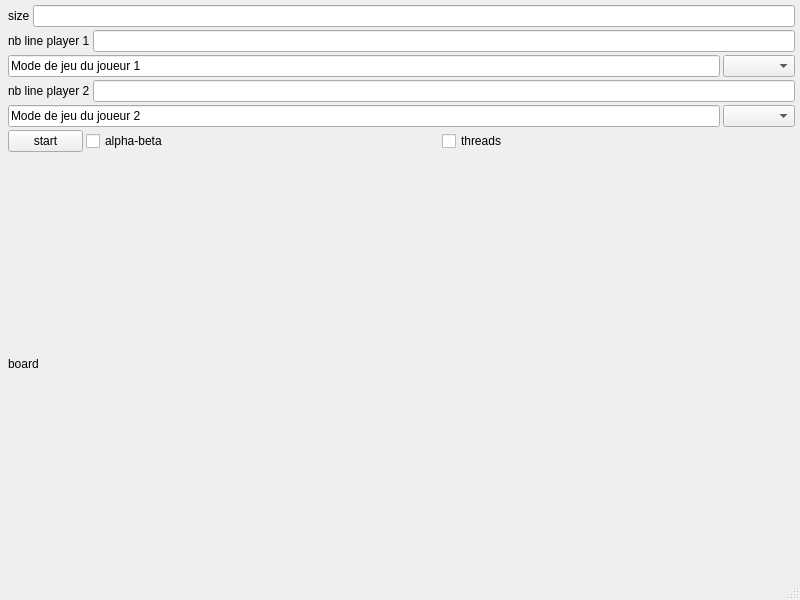
Above: qt/checkers/mainwindow2.ui from romaincarlsen/EtudesPratiques before the change. Below: the same form after it.
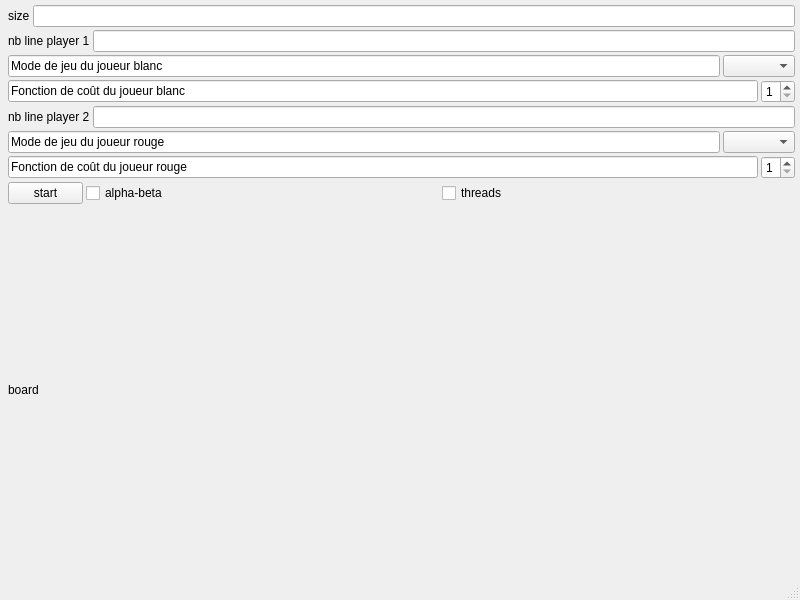
That is the form after the change.

```diff
--- a/qt/checkers/mainwindow2.ui
+++ b/qt/checkers/mainwindow2.ui
@@ -177,7 +177,7 @@
            </size>
           </property>
           <property name="text">
-           <string>Mode de jeu du joueur 1</string>
+           <string>Mode de jeu du joueur blanc</string>
           </property>
           <property name="readOnly">
            <bool>true</bool>
@@ -189,6 +189,36 @@
         </item>
        </layout>
       </item>
+      <item>
+       <layout class="QHBoxLayout" name="horizontalLayout_10">
+        <item>
+         <widget class="QLineEdit" name="lineEdit_4">
+          <property name="text">
+           <string>Fonction de coût du joueur blanc</string>
+          </property>
+          <property name="readOnly">
+           <bool>true</bool>
+          </property>
+         </widget>
+        </item>
+        <item>
+         <widget class="QSpinBox" name="fctcout1">
+          <property name="sizePolicy">
+           <sizepolicy hsizetype="Minimum" vsizetype="Maximum">
+            <horstretch>0</horstretch>
+            <verstretch>0</verstretch>
+           </sizepolicy>
+          </property>
+          <property name="minimum">
+           <number>1</number>
+          </property>
+          <property name="maximum">
+           <number>2</number>
+          </property>
+         </widget>
+        </item>
+       </layout>
+      </item>
       <item>
        <layout class="QHBoxLayout" name="horizontalLayout_2">
         <item>
@@ -214,7 +244,7 @@
            </size>
           </property>
           <property name="text">
-           <string>Mode de jeu du joueur 2</string>
+           <string>Mode de jeu du joueur rouge</string>
           </property>
           <property name="readOnly">
            <bool>true</bool>
@@ -226,6 +256,36 @@
         </item>
        </layout>
       </item>
+      <item>
+       <layout class="QHBoxLayout" name="horizontalLayout_9">
+        <item>
+         <widget class="QLineEdit" name="lineEdit_3">
+          <property name="text">
+           <string>Fonction de coût du joueur rouge</string>
+          </property>
+          <property name="readOnly">
+           <bool>true</bool>
+          </property>
+         </widget>
+        </item>
+        <item>
+         <widget class="QSpinBox" name="fctcout2">
+          <property name="sizePolicy">
+           <sizepolicy hsizetype="Minimum" vsizetype="Maximum">
+            <horstretch>0</horstretch>
+            <verstretch>0</verstretch>
+           </sizepolicy>
+          </property>
+          <property name="minimum">
+           <number>1</number>
+          </property>
+          <property name="maximum">
+           <number>2</number>
+          </property>
+         </widget>
+        </item>
+       </layout>
+      </item>
       <item>
        <layout class="QHBoxLayout" name="horizontalLayout_8">
         <item>
```
